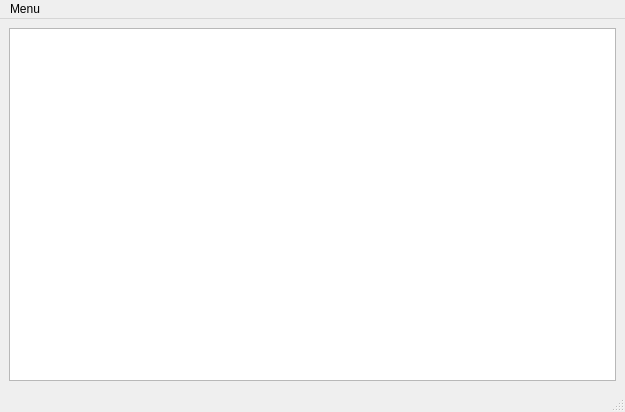
Old version of the form mainwindow.ui in the repository jkxing/QtMCS.
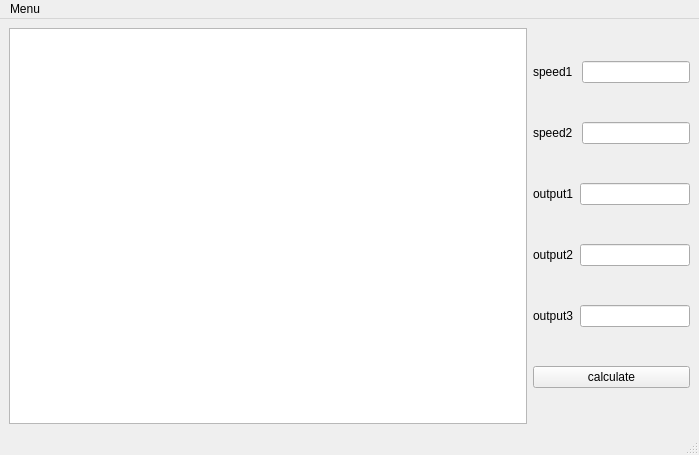
New version of the form.

Diff of the .ui file:
```diff
--- a/mainwindow.ui
+++ b/mainwindow.ui
@@ -6,17 +6,105 @@
    <rect>
     <x>0</x>
     <y>0</y>
-    <width>625</width>
-    <height>412</height>
+    <width>699</width>
+    <height>455</height>
    </rect>
   </property>
   <property name="windowTitle">
    <string>MainWindow</string>
   </property>
   <widget class="QWidget" name="centralwidget">
-   <layout class="QHBoxLayout" name="horizontalLayout">
+   <layout class="QHBoxLayout" name="horizontalLayout_6">
     <item>
-     <widget class="QGraphicsView" name="graphicsView"/>
+     <widget class="QGraphicsView" name="graphicsView">
+      <property name="sizePolicy">
+       <sizepolicy hsizetype="Expanding" vsizetype="Expanding">
+        <horstretch>1</horstretch>
+        <verstretch>1</verstretch>
+       </sizepolicy>
+      </property>
+     </widget>
+    </item>
+    <item>
+     <layout class="QVBoxLayout" name="verticalLayout">
+      <item>
+       <layout class="QHBoxLayout" name="horizontalLayout">
+        <item>
+         <widget class="QLabel" name="label">
+          <property name="text">
+           <string>speed1 </string>
+          </property>
+         </widget>
+        </item>
+        <item>
+         <widget class="QLineEdit" name="lineEdit"/>
+        </item>
+       </layout>
+      </item>
+      <item>
+       <layout class="QHBoxLayout" name="horizontalLayout_2">
+        <item>
+         <widget class="QLabel" name="label_2">
+          <property name="text">
+           <string>speed2 </string>
+          </property>
+         </widget>
+        </item>
+        <item>
+         <widget class="QLineEdit" name="lineEdit_2"/>
+        </item>
+       </layout>
+      </item>
+      <item>
+       <layout class="QHBoxLayout" name="horizontalLayout_3">
+        <item>
+         <widget class="QLabel" name="label_3">
+          <property name="text">
+           <string>output1</string>
+          </property>
+         </widget>
+        </item>
+        <item>
+         <widget class="QLineEdit" name="lineEdit_3"/>
+        </item>
+       </layout>
+      </item>
+      <item>
+       <layout class="QHBoxLayout" name="horizontalLayout_4">
+        <item>
+         <widget class="QLabel" name="label_4">
+          <property name="text">
+           <string>output2</string>
+          </property>
+         </widget>
+        </item>
+        <item>
+         <widget class="QLineEdit" name="lineEdit_4"/>
+        </item>
+       </layout>
+      </item>
+      <item>
+       <layout class="QHBoxLayout" name="horizontalLayout_5">
+        <item>
+         <widget class="QLabel" name="label_5">
+          <property name="text">
+           <string>output3</string>
+          </property>
+         </widget>
+        </item>
+        <item>
+         <widget class="QLineEdit" name="lineEdit_5"/>
+        </item>
+       </layout>
+      </item>
+      <item>
+       <widget class="QPushButton" name="pushButton">
+        <property name="text">
+         <string>calculate</string>
+        </property>
+       </widget>
+      </item>
+     </layout>
     </item>
    </layout>
   </widget>
@@ -25,7 +113,7 @@
     <rect>
      <x>0</x>
      <y>0</y>
-     <width>625</width>
+     <width>699</width>
      <height>17</height>
     </rect>
    </property>
```
